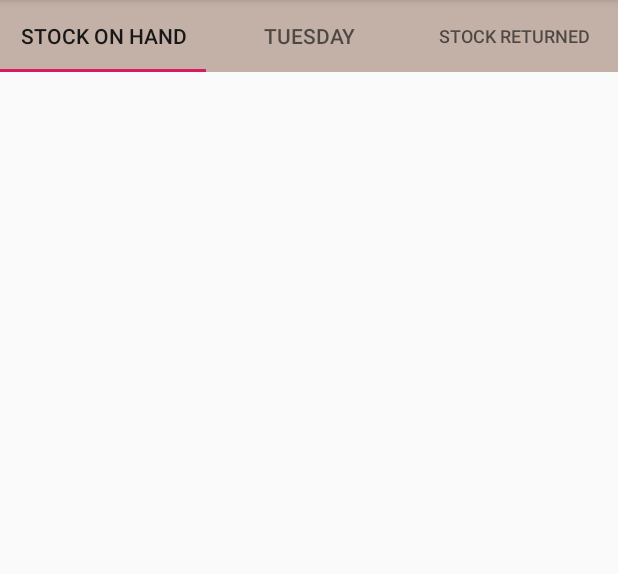
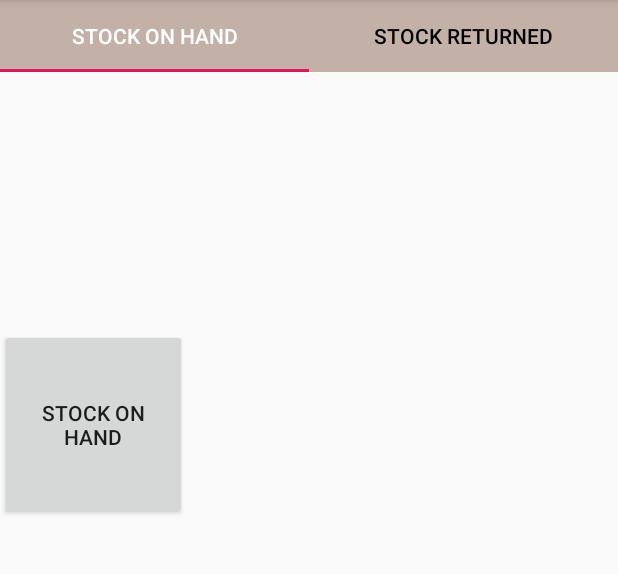
Before and after one commit to done-retail-management-system/DRMSv3, an Android app: the screen it shows after launch (StockActivity), after a tap on "STOCK", on a phone screen of 412 x 824 dp, the part 84-658 px from its top. Run offline under Robolectric (Android 15) with nearby library versions, the phone set to English and light mode, and no system bars.

Commit message:
Finger swipe gesture for stock activity tab layout added

```diff
--- a/app/build.gradle
+++ b/app/build.gradle
@@ -23,6 +23,7 @@ dependencies {
     implementation fileTree(dir: 'libs', include: ['*.jar'])
     implementation 'androidx.appcompat:appcompat:1.1.0'
     implementation 'androidx.constraintlayout:constraintlayout:1.1.3'
+    implementation 'androidx.legacy:legacy-support-v4:1.0.0'
     testImplementation 'junit:junit:4.12'
     androidTestImplementation 'androidx.test:runner:1.2.0'
     androidTestImplementation 'androidx.test.espresso:espresso-core:3.2.0'
--- /dev/null
+++ b/app/src/main/java/com/drms/doneretail/PageAdapter.java
@@ -0,0 +1,39 @@
+package com.drms.doneretail;
+
+
+import androidx.fragment.app.FragmentPagerAdapter;
+import androidx.fragment.app.FragmentManager;
+import androidx.fragment.app.Fragment;
+
+public class PageAdapter extends FragmentPagerAdapter {
+
+
+    private int numOfTabs;
+
+    //PageAdapter constructor is use to communicate between this class and stockActivity.java.
+    public PageAdapter(FragmentManager fm, int numOfTabs) {
+        super(fm);
+        this.numOfTabs = numOfTabs;
+    }
+
+
+    //getItem is where you will initialize the fragments for Android Tablayout
+    @Override
+    public Fragment getItem(int position) {
+        switch (position) {
+            case 0:
+                return new StockOnHand();
+            case 1:
+                return new ReturnedStock();
+            default:
+                return null;
+        }
+    }
+
+    //getCount Will return the number of tabs that will appear in Android Tablayout
+    @Override
+    public int getCount() {
+        return numOfTabs;
+    }
+
+}
--- /dev/null
+++ b/app/src/main/java/com/drms/doneretail/ReturnedStock.java
@@ -0,0 +1,31 @@
+package com.drms.doneretail;
+
+
+import android.os.Bundle;
+
+import androidx.fragment.app.Fragment;
+
+import android.view.LayoutInflater;
+import android.view.View;
+import android.view.ViewGroup;
+
+
+/**
+ * A simple {@link Fragment} subclass.
+ */
+public class ReturnedStock extends Fragment {
+
+
+    public ReturnedStock() {
+        // Required empty public constructor
+    }
+
+
+    @Override
+    public View onCreateView(LayoutInflater inflater, ViewGroup container,
+                             Bundle savedInstanceState) {
+        // Inflate the layout for this fragment
+        return inflater.inflate(R.layout.fragment_returned_stock, container, false);
+    }
+
+}
--- a/app/src/main/java/com/drms/doneretail/StockActivity.java
+++ b/app/src/main/java/com/drms/doneretail/StockActivity.java
@@ -1,14 +1,39 @@
 package com.drms.doneretail;
 
 import androidx.appcompat.app.AppCompatActivity;
+import androidx.viewpager.widget.ViewPager;
+import com.google.android.material.tabs.TabLayout;
+import com.google.android.material.tabs.TabItem;
+
 
 import android.os.Bundle;
+import android.widget.TextView;
+
+import java.text.DateFormat;
+import java.util.Calendar;
 
 public class StockActivity extends AppCompatActivity {
+    TabLayout tabLayout;
+    TabItem tabStockOnHand;
+    TabItem tabReturned;
+    ViewPager viewPager;
 
     @Override
     protected void onCreate(Bundle savedInstanceState) {
         super.onCreate(savedInstanceState);
         setContentView(R.layout.activity_stock);
+
+        tabLayout = findViewById(R.id.tabLayout);
+        tabStockOnHand = findViewById(R.id.tabStockOnHand);
+        //TabItem tabTuesday = findViewById(R.id.tabTuesday);
+         tabReturned = findViewById(R.id.tabReturned);
+        viewPager = findViewById(R.id.viewPager);
+
+        PageAdapter pageAdapter = new PageAdapter(getSupportFragmentManager(), tabLayout.getTabCount());
+        viewPager.setAdapter(pageAdapter);
+        viewPager.addOnPageChangeListener(new TabLayout.TabLayoutOnPageChangeListener(tabLayout));
+
+
+
     }
 }
--- /dev/null
+++ b/app/src/main/java/com/drms/doneretail/StockOnHand.java
@@ -0,0 +1,34 @@
+package com.drms.doneretail;
+
+
+import android.os.Bundle;
+
+import androidx.fragment.app.Fragment;
+
+import android.view.LayoutInflater;
+import android.view.View;
+import android.view.ViewGroup;
+import android.text.format.DateFormat;
+import java.text.SimpleDateFormat;
+
+
+/**
+ * A simple {@link Fragment} subclass.
+ */
+public class StockOnHand extends Fragment {
+
+
+    public StockOnHand() {
+        // Required empty public constructor
+    }
+
+
+    @Override
+    public View onCreateView(LayoutInflater inflater, ViewGroup container,
+                             Bundle savedInstanceState) {
+        // Inflate the layout for this fragment
+        return inflater.inflate(R.layout.fragment_stock_on_hand, container, false);
+
+    }
+
+}
--- a/app/src/main/java/com/drms/doneretail/WarehouseActivity.java
+++ b/app/src/main/java/com/drms/doneretail/WarehouseActivity.java
@@ -6,6 +6,10 @@ import android.content.Intent;
 import android.os.Bundle;
 import android.view.View;
 import android.widget.Button;
+import android.widget.TextView;
+
+import java.text.DateFormat;
+import java.util.Calendar;
 
 public class WarehouseActivity extends AppCompatActivity {
 
@@ -17,6 +21,11 @@ public class WarehouseActivity extends AppCompatActivity {
         super.onCreate(savedInstanceState);
         setContentView(R.layout.activity_warehouse);
 
+
+        Calendar calendar =  Calendar.getInstance();
+        String currentDate = DateFormat.getDateInstance().format(calendar.getTime());
+        TextView textViewDate = findViewById(R.id.date);
+        textViewDate.setText(currentDate);
         //button = button.findViewById(R.id.btn_stock);
 
         button = (Button) findViewById(R.id.btn_stock);
--- a/app/src/main/res/layout/activity_stock.xml
+++ b/app/src/main/res/layout/activity_stock.xml
@@ -11,20 +11,25 @@
         android:layout_width="match_parent"
         android:id="@+id/tabLayout"
         android:background="@color/w_button_colour"
+        app:tabSelectedTextColor="@android:color/white"
+        app:tabTextColor="@android:color/black"
         android:layout_height="wrap_content">
 
         <com.google.android.material.tabs.TabItem
+            android:id="@+id/tabStockOnHand"
             android:layout_width="wrap_content"
             android:layout_height="wrap_content"
-            android:text="@string/stock_on_hand" />
+            android:text="@string/stock_on_hand"
+            />
 
-
-        <com.google.android.material.tabs.TabItem
+        <!--<com.google.android.material.tabs.TabItem
+            android:id="@+id/tabTuesday"
             android:layout_width="wrap_content"
             android:layout_height="wrap_content"
-            android:text="Tuesday" />
+            android:text="Tuesday" />-->
 
-        <com.google.android.material.tabs.TabItem
+       <com.google.android.material.tabs.TabItem
+            android:id="@+id/tabReturned"
             android:layout_width="wrap_content"
             android:layout_height="wrap_content"
             android:text="@string/returned_stock" />
@@ -32,5 +37,16 @@
 
     </com.google.android.material.tabs.TabLayout>
 
+    <androidx.viewpager.widget.ViewPager
+        android:id="@+id/viewPager"
+        android:layout_width="948dp"
+        android:layout_height="361dp"
+        android:layout_below="@+id/tabLayout"
+        android:layout_marginTop="51dp">
+
+    </androidx.viewpager.widget.ViewPager>
+
+
+
 
 </RelativeLayout>
--- /dev/null
+++ b/app/src/main/res/layout/fragment_stock_on_hand.xml
@@ -0,0 +1,18 @@
+<?xml version="1.0" encoding="utf-8"?>
+<RelativeLayout xmlns:android="http://schemas.android.com/apk/res/android"
+    xmlns:tools="http://schemas.android.com/tools"
+    android:layout_width="match_parent"
+    android:layout_height="match_parent"
+    tools:context=".StockOnHand">
+
+
+    <Button
+        android:id="@+id/button2"
+        android:layout_width="411dp"
+        android:layout_height="127dp"
+        android:layout_alignParentEnd="true"
+        android:layout_alignParentBottom="true"
+        android:layout_marginEnd="287dp"
+        android:layout_marginBottom="114dp"
+        android:text="STOCK ON HAND" />
+</RelativeLayout>
--- a/app/src/main/res/values/strings.xml
+++ b/app/src/main/res/values/strings.xml
@@ -26,5 +26,8 @@
     <string name="new_order">New Orders</string>
     <string name="completed_order">Completed Orders</string>
 
+    <!-- TODO: Remove or change this placeholder text -->
+    <string name="hello_blank_fragment">Hello blank fragment</string>
+
 
 </resources>
```
Also changed, not shown: app/src/main/res/layout/activity_warehouse.xml (+31 -16 lines), app/src/main/res/layout/fragment_returned_stock.xml (added, +18 -0 lines).
